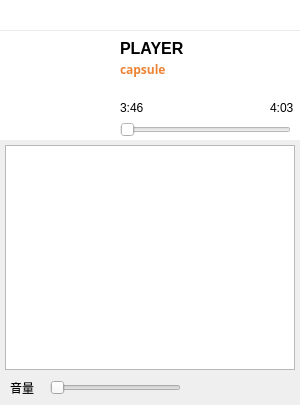
Above: src/ui/main.ui from wufulin/PyMusicPlayer before the change. Below: the same form after it.
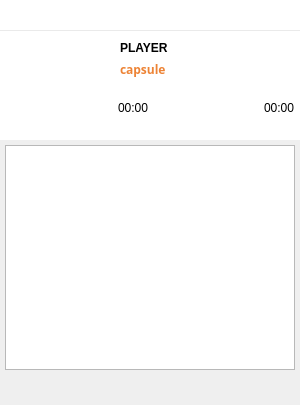
That is the form after the change. Icons and pictures are not drawn. Custom widgets are drawn as their Qt base class.

What changed in the file:
```diff
--- a/src/ui/main.ui
+++ b/src/ui/main.ui
@@ -111,7 +111,7 @@
      <string notr="true">background:url(:/logo/logo.png)</string>
     </property>
    </widget>
-   <widget class="QLabel" name="name">
+   <widget class="QLabel" name="labelName">
     <property name="geometry">
      <rect>
       <x>120</x>
@@ -122,7 +122,7 @@
     </property>
     <property name="font">
      <font>
-      <pointsize>12</pointsize>
+      <pointsize>9</pointsize>
       <weight>75</weight>
       <bold>true</bold>
      </font>
@@ -319,10 +319,10 @@
      <string/>
     </property>
    </widget>
-   <widget class="QPushButton" name="btnRewind">
+   <widget class="QPushButton" name="btnPrev">
     <property name="geometry">
      <rect>
-      <x>150</x>
+      <x>153</x>
       <y>70</y>
       <width>20</width>
       <height>15</height>
@@ -332,24 +332,24 @@
      <bool>false</bool>
     </property>
     <property name="styleSheet">
-     <string notr="true">QPushButton#btnRewind {border:none;background: url(:/button/btnRewind.jpg);}
+     <string notr="true">QPushButton#btnPrev {border:none;background: url(:/button/btnRewind.jpg);}
 </string>
     </property>
     <property name="text">
      <string/>
     </property>
    </widget>
-   <widget class="QPushButton" name="btnForward">
+   <widget class="QPushButton" name="btnNext">
     <property name="geometry">
      <rect>
-      <x>240</x>
+      <x>238</x>
       <y>70</y>
       <width>20</width>
       <height>15</height>
      </rect>
     </property>
     <property name="styleSheet">
-     <string notr="true">QPushButton#btnForward {border:none;background: url(:/button/btnForward.jpg);}</string>
+     <string notr="true">QPushButton#btnNext {border:none;background: url(:/button/btnForward.jpg);}</string>
     </property>
     <property name="text">
      <string/>
@@ -371,43 +371,40 @@
      <string/>
     </property>
    </widget>
-   <widget class="QSlider" name="horizontalSlider">
-    <property name="geometry">
-     <rect>
-      <x>120</x>
-      <y>90</y>
-      <width>171</width>
-      <height>19</height>
-     </rect>
-    </property>
-    <property name="orientation">
-     <enum>Qt::Horizontal</enum>
-    </property>
-   </widget>
    <widget class="QLabel" name="consumeTime">
     <property name="geometry">
      <rect>
-      <x>120</x>
+      <x>118</x>
       <y>70</y>
-      <width>25</width>
-      <height>15</height>
+      <width>31</width>
+      <height>16</height>
      </rect>
     </property>
     <property name="text">
-     <string>3:46</string>
+     <string>00:00</string>
     </property>
    </widget>
    <widget class="QLabel" name="totalTime">
     <property name="geometry">
      <rect>
-      <x>270</x>
+      <x>264</x>
       <y>70</y>
-      <width>25</width>
+      <width>30</width>
       <height>15</height>
      </rect>
     </property>
     <property name="text">
-     <string>4:03</string>
+     <string>00:00</string>
+    </property>
+   </widget>
+   <widget class="Phonon::SeekSlider" name="seekSlider">
+    <property name="geometry">
+     <rect>
+      <x>120</x>
+      <y>90</y>
+      <width>171</width>
+      <height>19</height>
+     </rect>
     </property>
    </widget>
   </widget>
@@ -468,37 +465,53 @@
      </rect>
     </property>
     <property name="styleSheet">
-     <string notr="true">QPushButton#btnShuffle {border:none;background: url(:/button/btnShuffle.jpg);}</string>
+     <string notr="true">QPushButton#btnShuffle {border:none;background: url(:/button/btnShuffle.jpg) no-repeat;}</string>
     </property>
     <property name="text">
      <string/>
     </property>
    </widget>
-   <widget class="QSlider" name="horizontalSlider_2">
+   <widget class="QPushButton" name="btnAdd">
     <property name="geometry">
      <rect>
-      <x>50</x>
-      <y>8</y>
-      <width>131</width>
-      <height>20</height>
+      <x>160</x>
+      <y>7</y>
+      <width>21</width>
+      <height>25</height>
      </rect>
     </property>
-    <property name="orientation">
-     <enum>Qt::Horizontal</enum>
+    <property name="styleSheet">
+     <string notr="true">QPushButton#btnAdd {border:none;background: url(:/button/btnAdd.jpg) no-repeat;}</string>
     </property>
+    <property name="text">
+     <string/>
+    </property>
    </widget>
-   <widget class="QLabel" name="label">
+   <widget class="QPushButton" name="btnDel">
+    <property name="geometry">
+     <rect>
+      <x>190</x>
+      <y>7</y>
+      <width>21</width>
+      <height>25</height>
+     </rect>
+    </property>
+    <property name="styleSheet">
+     <string notr="true">QPushButton#btnDel {border:none;background: url(:/button/btnDel.jpg) no-repeat;}</string>
+    </property>
+    <property name="text">
+     <string/>
+    </property>
+   </widget>
+   <widget class="Phonon::VolumeSlider" name="volumeSlider">
     <property name="geometry">
      <rect>
       <x>10</x>
-      <y>8</y>
-      <width>31</width>
-      <height>20</height>
+      <y>10</y>
+      <width>141</width>
+      <height>22</height>
      </rect>
     </property>
-    <property name="text">
-     <string>音量</string>
-    </property>
    </widget>
   </widget>
   <zorder>middle</zorder>
@@ -507,6 +520,18 @@
   <zorder>seperator1</zorder>
   <zorder>footer</zorder>
  </widget>
+ <customwidgets>
+  <customwidget>
+   <class>Phonon::SeekSlider</class>
+   <extends>QWidget</extends>
+   <header location="global">phonon/seekslider.h</header>
+  </customwidget>
+  <customwidget>
+   <class>Phonon::VolumeSlider</class>
+   <extends>QWidget</extends>
+   <header location="global">phonon/volumeslider.h</header>
+  </customwidget>
+ </customwidgets>
  <resources>
   <include location="../images/assets.qrc"/>
  </resources>
```
